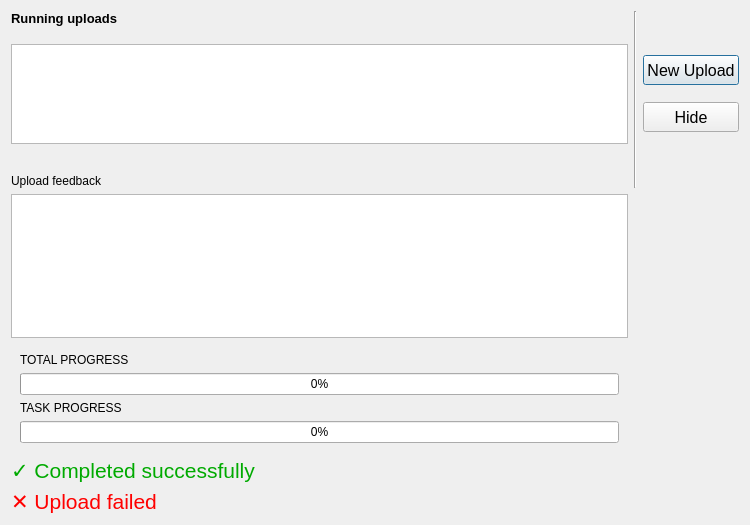
nens/threedi-api-qgis-client, file threedi_models_and_simulations/ui/upload_overview.ui: the form before one commit.
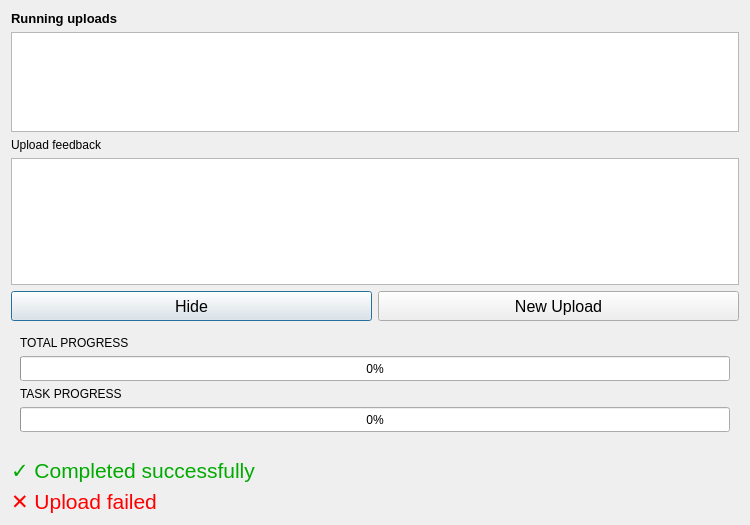
The form after the commit.

Commit message: Improvements of the Simulation overview and Upload overview dialogs.

The edit to the form file:
```diff
--- a/threedi_models_and_simulations/ui/upload_overview.ui
+++ b/threedi_models_and_simulations/ui/upload_overview.ui
@@ -25,143 +25,101 @@
    <string>Upload status</string>
   </property>
   <layout class="QGridLayout" name="gridLayout">
-   <item row="3" column="0">
-    <widget class="QTreeView" name="tv_uploads">
-     <property name="sizePolicy">
-      <sizepolicy hsizetype="Expanding" vsizetype="Minimum">
-       <horstretch>0</horstretch>
-       <verstretch>0</verstretch>
-      </sizepolicy>
-     </property>
-     <property name="maximumSize">
-      <size>
-       <width>16777215</width>
-       <height>100</height>
-      </size>
-     </property>
-     <property name="autoScrollMargin">
-      <number>16</number>
-     </property>
-     <property name="editTriggers">
-      <set>QAbstractItemView::NoEditTriggers</set>
-     </property>
-     <property name="indentation">
-      <number>20</number>
-     </property>
-     <attribute name="headerDefaultSectionSize">
-      <number>100</number>
-     </attribute>
-     <attribute name="headerMinimumSectionSize">
-      <number>39</number>
-     </attribute>
-    </widget>
-   </item>
-   <item row="16" column="0">
-    <spacer name="verticalSpacer">
-     <property name="orientation">
-      <enum>Qt::Vertical</enum>
-     </property>
-     <property name="sizeHint" stdset="0">
-      <size>
-       <width>20</width>
-       <height>40</height>
-      </size>
-     </property>
-    </spacer>
-   </item>
-   <item row="0" column="0">
-    <widget class="QLabel" name="label_10">
-     <property name="font">
-      <font>
-       <pointsize>10</pointsize>
-       <weight>75</weight>
-       <bold>true</bold>
-      </font>
-     </property>
-     <property name="text">
-      <string>Running uploads</string>
-     </property>
-    </widget>
-   </item>
-   <item row="3" column="2">
-    <layout class="QGridLayout" name="gridLayout_2">
-     <property name="rightMargin">
-      <number>0</number>
-     </property>
-     <property name="bottomMargin">
-      <number>0</number>
-     </property>
-     <item row="0" column="0">
-      <widget class="QPushButton" name="pb_new_upload">
-       <property name="sizePolicy">
-        <sizepolicy hsizetype="Preferred" vsizetype="Fixed">
-         <horstretch>0</horstretch>
-         <verstretch>0</verstretch>
-        </sizepolicy>
-       </property>
-       <property name="minimumSize">
-        <size>
-         <width>0</width>
-         <height>30</height>
-        </size>
-       </property>
-       <property name="font">
-        <font>
-         <pointsize>12</pointsize>
-        </font>
-       </property>
-       <property name="text">
-        <string>New Upload</string>
-       </property>
-      </widget>
-     </item>
-     <item row="1" column="0">
-      <widget class="QPushButton" name="pb_hide">
-       <property name="minimumSize">
-        <size>
-         <width>0</width>
-         <height>30</height>
-        </size>
-       </property>
-       <property name="font">
-        <font>
-         <pointsize>12</pointsize>
-        </font>
-       </property>
-       <property name="text">
-        <string>Hide</string>
-       </property>
-      </widget>
-     </item>
-    </layout>
-   </item>
-   <item row="8" column="0">
+   <item row="2" column="0" colspan="2">
     <widget class="QLabel" name="label_2">
      <property name="text">
       <string>Upload feedback</string>
      </property>
     </widget>
    </item>
-   <item row="9" column="0">
-    <widget class="QListView" name="lv_upload_feedback">
-     <property name="editTriggers">
-      <set>QAbstractItemView::NoEditTriggers</set>
+   <item row="4" column="0">
+    <widget class="QPushButton" name="pb_hide">
+     <property name="minimumSize">
+      <size>
+       <width>0</width>
+       <height>30</height>
+      </size>
      </property>
+     <property name="font">
+      <font>
+       <family>Segoe UI</family>
+       <pointsize>12</pointsize>
+      </font>
+     </property>
+     <property name="text">
+      <string>Hide</string>
+     </property>
     </widget>
    </item>
-   <item row="0" column="1" rowspan="9">
-    <widget class="Line" name="line">
-     <property name="orientation">
-      <enum>Qt::Vertical</enum>
+   <item row="4" column="1">
+    <widget class="QPushButton" name="pb_new_upload">
+     <property name="sizePolicy">
+      <sizepolicy hsizetype="Preferred" vsizetype="Fixed">
+       <horstretch>0</horstretch>
+       <verstretch>0</verstretch>
+      </sizepolicy>
      </property>
+     <property name="minimumSize">
+      <size>
+       <width>0</width>
+       <height>30</height>
+      </size>
+     </property>
+     <property name="font">
+      <font>
+       <family>Segoe UI</family>
+       <pointsize>12</pointsize>
+      </font>
+     </property>
+     <property name="text">
+      <string>New Upload</string>
+     </property>
     </widget>
    </item>
-   <item row="10" column="0">
+   <item row="9" column="0" colspan="2">
+    <widget class="QLabel" name="label_success">
+     <property name="minimumSize">
+      <size>
+       <width>0</width>
+       <height>0</height>
+      </size>
+     </property>
+     <property name="font">
+      <font>
+       <family>Segoe UI</family>
+       <pointsize>16</pointsize>
+      </font>
+     </property>
+     <property name="text">
+      <string>&lt;html&gt;&lt;head/&gt;&lt;body&gt;&lt;p&gt;&lt;span style=&quot; color:#00aa00;&quot;&gt;✓ Completed successfully&lt;/span&gt;&lt;/p&gt;&lt;/body&gt;&lt;/html&gt;</string>
+     </property>
+    </widget>
+   </item>
+   <item row="10" column="0" colspan="2">
+    <widget class="QLabel" name="label_failure">
+     <property name="minimumSize">
+      <size>
+       <width>0</width>
+       <height>0</height>
+      </size>
+     </property>
+     <property name="font">
+      <font>
+       <family>Segoe UI</family>
+       <pointsize>16</pointsize>
+      </font>
+     </property>
+     <property name="text">
+      <string>&lt;html&gt;&lt;head/&gt;&lt;body&gt;&lt;p&gt;&lt;span style=&quot; color:#ff0000;&quot;&gt;✕ Upload failed&lt;/span&gt;&lt;/p&gt;&lt;/body&gt;&lt;/html&gt;</string>
+     </property>
+    </widget>
+   </item>
+   <item row="5" column="0" colspan="2">
     <widget class="QWidget" name="progress_widget" native="true">
      <property name="minimumSize">
       <size>
        <width>0</width>
-       <height>0</height>
+       <height>125</height>
       </size>
      </property>
      <layout class="QFormLayout" name="formLayout_2">
@@ -174,6 +132,12 @@
       </item>
       <item row="1" column="0" colspan="2">
        <widget class="QProgressBar" name="pbar_total_upload">
+        <property name="minimumSize">
+         <size>
+          <width>0</width>
+          <height>25</height>
+         </size>
+        </property>
         <property name="value">
          <number>0</number>
         </property>
@@ -188,6 +152,12 @@
       </item>
       <item row="3" column="0" colspan="2">
        <widget class="QProgressBar" name="pbar_current_task">
+        <property name="minimumSize">
+         <size>
+          <width>0</width>
+          <height>25</height>
+         </size>
+        </property>
         <property name="maximum">
          <number>100</number>
         </property>
@@ -199,39 +169,56 @@
      </layout>
     </widget>
    </item>
-   <item row="15" column="0">
-    <widget class="QLabel" name="label_failure">
-     <property name="minimumSize">
+   <item row="3" column="0" colspan="2">
+    <widget class="QListView" name="lv_upload_feedback">
+     <property name="editTriggers">
+      <set>QAbstractItemView::NoEditTriggers</set>
+     </property>
+    </widget>
+   </item>
+   <item row="1" column="0" colspan="2">
+    <widget class="QTreeView" name="tv_uploads">
+     <property name="sizePolicy">
+      <sizepolicy hsizetype="Expanding" vsizetype="Minimum">
+       <horstretch>0</horstretch>
+       <verstretch>0</verstretch>
+      </sizepolicy>
+     </property>
+     <property name="maximumSize">
       <size>
-       <width>0</width>
-       <height>0</height>
+       <width>16777215</width>
+       <height>100</height>
       </size>
      </property>
-     <property name="font">
-      <font>
-       <pointsize>16</pointsize>
-      </font>
+     <property name="autoScrollMargin">
+      <number>16</number>
      </property>
-     <property name="text">
-      <string>&lt;html&gt;&lt;head/&gt;&lt;body&gt;&lt;p&gt;&lt;span style=&quot; color:#ff0000;&quot;&gt;✕ Upload failed&lt;/span&gt;&lt;/p&gt;&lt;/body&gt;&lt;/html&gt;</string>
+     <property name="editTriggers">
+      <set>QAbstractItemView::NoEditTriggers</set>
      </property>
+     <property name="indentation">
+      <number>20</number>
+     </property>
+     <attribute name="headerMinimumSectionSize">
+      <number>39</number>
+     </attribute>
+     <attribute name="headerDefaultSectionSize">
+      <number>100</number>
+     </attribute>
     </widget>
    </item>
-   <item row="14" column="0">
-    <widget class="QLabel" name="label_success">
-     <property name="minimumSize">
-      <size>
-       <width>0</width>
-       <height>0</height>
-      </size>
-     </property>
+   <item row="0" column="0" colspan="2">
+    <widget class="QLabel" name="label_10">
      <property name="font">
       <font>
-       <pointsize>16</pointsize>
+       <family>Segoe UI</family>
+       <pointsize>10</pointsize>
+       <weight>75</weight>
+       <bold>true</bold>
       </font>
      </property>
      <property name="text">
-      <string>&lt;html&gt;&lt;head/&gt;&lt;body&gt;&lt;p&gt;&lt;span style=&quot; color:#00aa00;&quot;&gt;✓ Completed successfully&lt;/span&gt;&lt;/p&gt;&lt;/body&gt;&lt;/html&gt;</string>
+      <string>Running uploads</string>
      </property>
     </widget>
    </item>
```
The commit also changes 5 other files.
